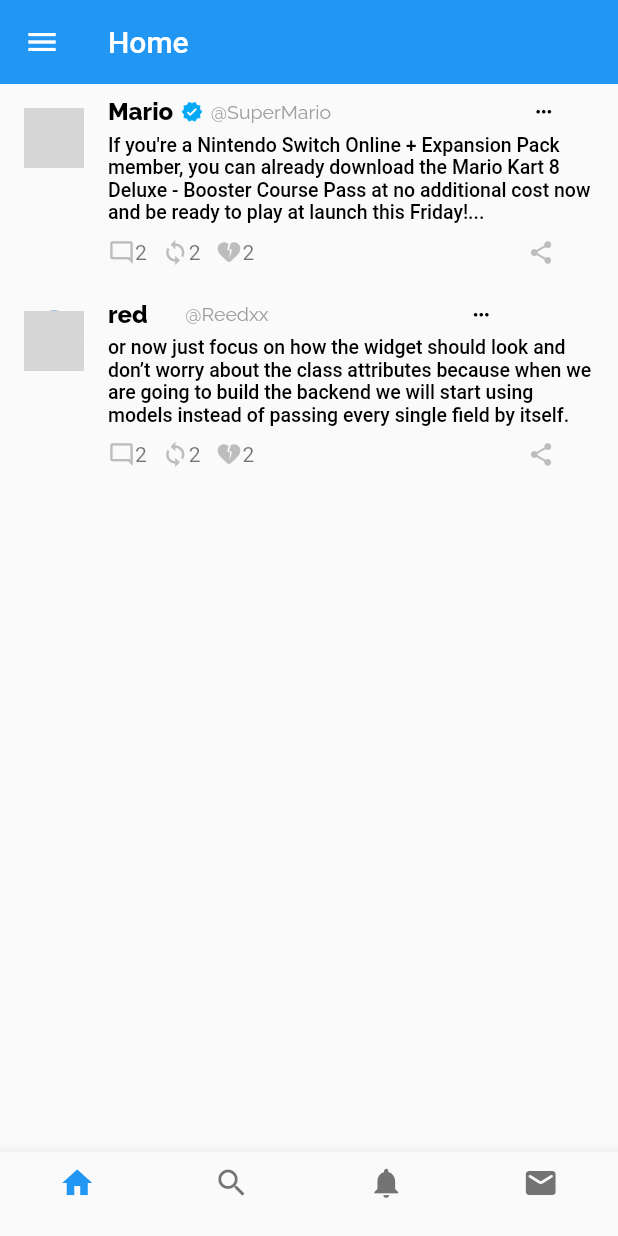
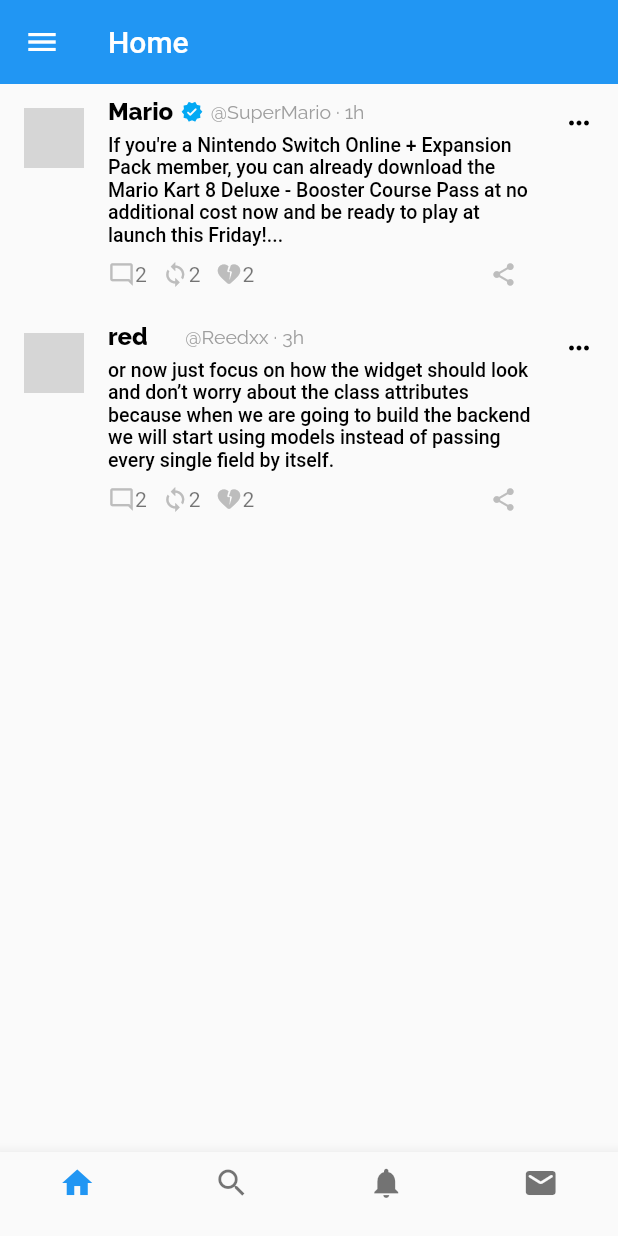
Before and after one commit to unkozn/holbertonschool-twitter_clone, a Flutter app: the screen it shows after launch, after a tap on "Submit", on a phone screen of 412 x 824 dp. Run offline on Flutter 3.47's test engine with Material 2 defaults, Android fonts, the phone set to English and light mode, and no system bars; our stand-ins replace firebase_auth, firebase_core, google_fonts; accounts and stored records are empty; network calls fail; grey boxes are pictures that could not be loaded.

Commit message:
[Add] First part clone Twitter: waiting for Manual Review

```diff
--- a/twitter/lib/assets/post_list.dart
+++ b/twitter/lib/assets/post_list.dart
@@ -2,14 +2,14 @@ List postList = [
   {
     'imgUrl': 'https://cdn.pocket-lint.com/r/s/1200x/assets/images/153339-games-news-does-mario-sunbathing-pic-mean-mario-sunshine-for-switch-is-near-image1-9zsg71zrml.jpg',
     'name': "Mario",
-    'username': '@SuperMario',
+    'username': '@SuperMario · 1h',
     'post': 'If you\'re a Nintendo Switch Online + Expansion Pack member, you can already download the Mario Kart 8 Deluxe - Booster Course Pass at no additional cost now and be ready to play at launch this Friday!...',
     'isVerified': true
   },
   {
     'imgUrl': 'http://www.bbk.ac.uk/mce/wp-content/uploads/2015/03/8327142885_9b447935ff.jpg',
     'name': "red",
-    'username': '@Reedxx',
+    'username': '@Reedxx · 3h',
     'post': 'or now just focus on how the widget should look and don’t worry about the class attributes because when we are going to build the backend we will start using models instead of passing every single field by itself.',
     'isVerified': false
   },
--- a/twitter/lib/widgets/post_widget.dart
+++ b/twitter/lib/widgets/post_widget.dart
@@ -62,18 +62,6 @@ class PostWidget extends StatelessWidget {
               ),
             ),
           ),
-
-          Container(
-            width: (MediaQuery.of(context).size.width) * 0.35,
-            margin: const EdgeInsets.fromLTRB(0, 5, 5, 5),
-            alignment: AlignmentDirectional.topEnd,
-            child:
-            const Icon(
-              Icons.more_horiz_outlined,
-              size: 15,
-              color: Colors.black,
-            ),
-          ),
         ],
       ),
       subtitle: Column(
@@ -87,7 +75,6 @@ class PostWidget extends StatelessWidget {
             ),
           ),
           Row(
-
             children: [
               Container(
                 margin: const EdgeInsets.fromLTRB(0, 5, 0, 5),
@@ -127,7 +114,7 @@ class PostWidget extends StatelessWidget {
                   ),
               ),
               Container(
-                width: 175,
+                width: 150,
                 margin: const EdgeInsets.fromLTRB(0, 5, 5, 5),
                 child:
                   const Text('2'),
@@ -140,84 +127,22 @@ class PostWidget extends StatelessWidget {
                   size: 18                                                           ,
                   color: Colors.grey.shade400,
                 ),
-                //height: 10,
               ),
             ],
           )
         ],
       ),
+      trailing: Column(
+        mainAxisAlignment: MainAxisAlignment.start,
+        crossAxisAlignment: CrossAxisAlignment.start,
+        children: const [
+          Icon(
+            Icons.more_horiz_outlined,
+            size: 20,
+            color: Colors.black,
+          ),
+        ],
+      ),
     );
-
-    // return Container(
-    //   height: 200,
-    //   child: Row(
-    //     children: [
-    //       Align(
-    //         alignment: Alignment.topRight,
-    //         child: CircleAvatar(
-    //           radius: 20,
-    //           backgroundImage: NetworkImage(imgUrl),
-    //         ),
-    //       ),
-    //       // ignore: prefer_const_constructors
-    //       SizedBox(
-    //         width: 10,
-    //       ),
-    //       Column(
-    //         children: [
-    //           Row(
-    //             mainAxisAlignment: MainAxisAlignment.start,
-    //             children: [
-    //               Text(
-    //                 name,
-    //                 style: GoogleFonts.mulish(
-    //                     fontSize: 12,
-    //                     fontWeight: FontWeight.bold,
-    //                     color: Colors.black),
-    //               ),
-    //               SizedBox(
-    //                 width: 10,
-    //               ),
-    //               Text(
-    //                 username,
-    //                 style: GoogleFonts.mulish(
-    //                     fontSize: 12,
-    //                     fontWeight: FontWeight.w800,
-    //                     color: Colors.grey.shade400),
-    //               ),
-    //               SizedBox(
-    //                 width: 100,
-    //               ),
-    //               IconButton(
-    //                   onPressed: () {}, icon: const Icon(Icons.arrow_drop_down))
-    //             ],
-    //           ),
-    //           Expanded(
-    //             child: SizedBox(
-    //               width: 300,
-    //               height: 300,
-    //               child: Text(post),
-    //             ),
-    //           ),
-    //           Row(
-    //             children: [
-    //               Text(
-    //                 "#$tag",
-    //                 style: GoogleFonts.mulish(
-    //                   fontSize: 12,
-    //                   color: Colors.blue,
-    //                 ),
-    //               ),
-    //               // ignore: prefer_const_constructors
-    //               SizedBox(
-    //                 width: 210,
-    //               )
-    //             ],
-    //           ),
-    //         ],
-    //       ),
-    //     ],
-    //   ),
-    // );
   }
 }
```
